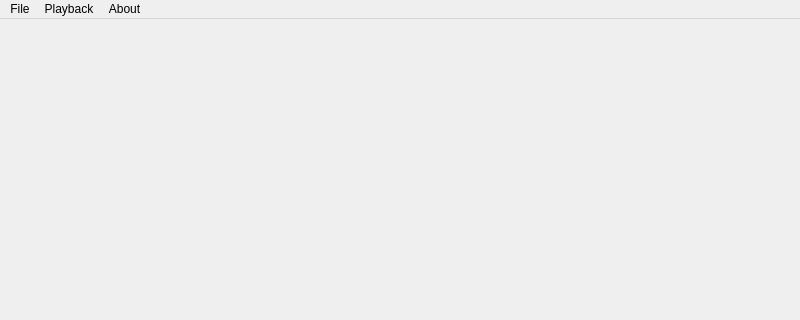
Old version of the form src/app/MainWindow.ui in the repository sptrakesh/pictureviewer; both pictures show x 0 to 800 and y 0 to 320 of the 800 by 600 pixel window.
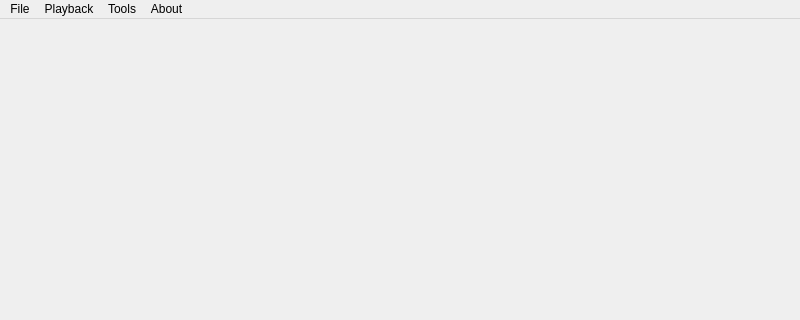
New version of the form. Icons and pictures are not drawn.

What changed in the file:
```diff
--- a/src/app/MainWindow.ui
+++ b/src/app/MainWindow.ui
@@ -160,8 +160,18 @@
     <addaction name="actionPicture_Viewer"/>
     <addaction name="actionQt"/>
    </widget>
+   <widget class="QMenu" name="menuTools">
+    <property name="title">
+     <string>Tools</string>
+    </property>
+    <addaction name="actionShow_File"/>
+    <addaction name="actionView_Exif"/>
+    <addaction name="separator"/>
+    <addaction name="actionDelete_File"/>
+   </widget>
    <addaction name="menuFile"/>
    <addaction name="menuPlayback"/>
+   <addaction name="menuTools"/>
    <addaction name="menuAbout"/>
   </widget>
   <widget class="QStatusBar" name="statusbar"/>
```
Left out of the diff: 59 changed lines with no effect on the pictures.
